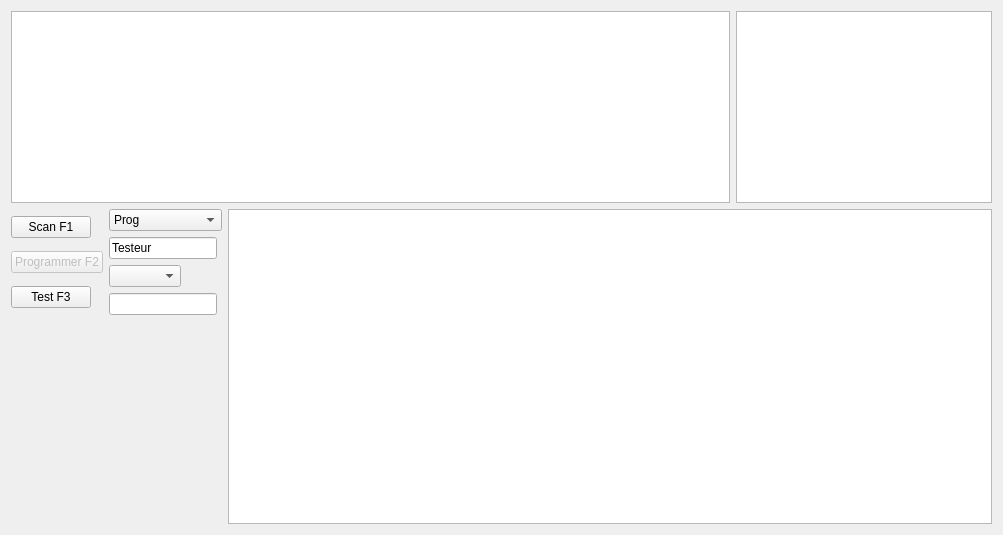
First picture: the form in IHM/testcable.ui, repository Narco360/TestCABLE, before the edit.
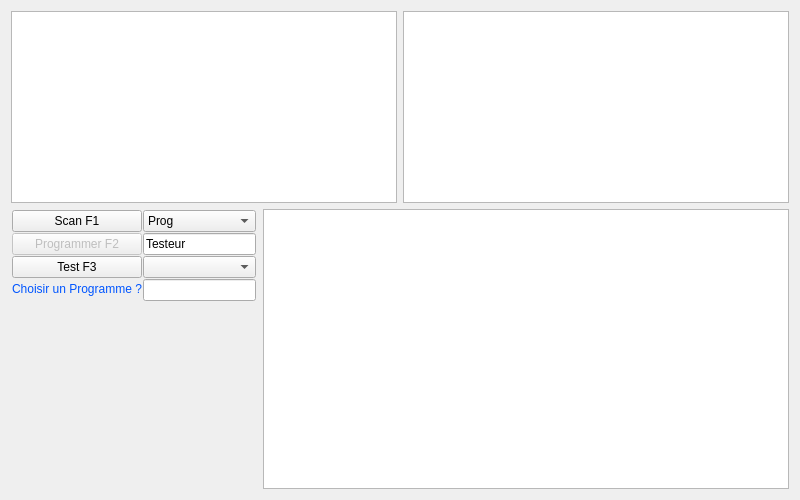
Second picture: the form after the edit. Custom widgets are drawn as their Qt base class.

```diff
--- a/IHM/testcable.ui
+++ b/IHM/testcable.ui
@@ -6,8 +6,8 @@
    <rect>
     <x>0</x>
     <y>0</y>
-    <width>1003</width>
-    <height>535</height>
+    <width>800</width>
+    <height>500</height>
    </rect>
   </property>
   <property name="sizePolicy">
@@ -18,8 +18,8 @@
   </property>
   <property name="minimumSize">
    <size>
-    <width>500</width>
-    <height>300</height>
+    <width>800</width>
+    <height>500</height>
    </size>
   </property>
   <property name="sizeIncrement">
@@ -38,7 +38,7 @@
    <string>TestCable</string>
   </property>
   <layout class="QGridLayout" name="gridLayout">
-   <item row="0" column="0" colspan="3">
+   <item row="0" column="0" colspan="2">
     <layout class="QHBoxLayout" name="horizontalLayout">
      <item>
       <widget class="QTableView" name="tbvDevices">
@@ -59,7 +59,7 @@
      <item>
       <widget class="QTableView" name="tableView_2">
        <property name="sizePolicy">
-        <sizepolicy hsizetype="Fixed" vsizetype="Fixed">
+        <sizepolicy hsizetype="MinimumExpanding" vsizetype="Fixed">
          <horstretch>0</horstretch>
          <verstretch>0</verstretch>
         </sizepolicy>
@@ -92,8 +92,31 @@
      </item>
     </layout>
    </item>
-   <item row="1" column="0" colspan="2">
+   <item row="1" column="0">
+    <layout class="QVBoxLayout" name="verticalLayout" stretch="1">
+     <property name="spacing">
+      <number>1</number>
+     </property>
+     <property name="sizeConstraint">
+      <enum>QLayout::SetFixedSize</enum>
+     </property>
+     <property name="leftMargin">
+      <number>1</number>
+     </property>
+     <property name="topMargin">
+      <number>1</number>
+     </property>
+     <property name="rightMargin">
+      <number>1</number>
+     </property>
+     <property name="bottomMargin">
+      <number>1</number>
+     </property>
+     <item>
     <layout class="QHBoxLayout" name="horizontalLayout_3">
+       <property name="sizeConstraint">
+        <enum>QLayout::SetMinimumSize</enum>
+       </property>
      <item>
       <layout class="QVBoxLayout" name="verticalLayout_6">
        <property name="sizeConstraint">
@@ -102,7 +125,7 @@
        <item>
         <widget class="QPushButton" name="pbuScan">
          <property name="sizePolicy">
-          <sizepolicy hsizetype="Fixed" vsizetype="Fixed">
+            <sizepolicy hsizetype="Expanding" vsizetype="Fixed">
            <horstretch>0</horstretch>
            <verstretch>0</verstretch>
           </sizepolicy>
@@ -118,7 +141,7 @@
           <bool>false</bool>
          </property>
          <property name="sizePolicy">
-          <sizepolicy hsizetype="Fixed" vsizetype="Fixed">
+            <sizepolicy hsizetype="Expanding" vsizetype="Fixed">
            <horstretch>0</horstretch>
            <verstretch>0</verstretch>
           </sizepolicy>
@@ -131,7 +154,7 @@
        <item>
         <widget class="QPushButton" name="pbuTest">
          <property name="sizePolicy">
-          <sizepolicy hsizetype="Fixed" vsizetype="Fixed">
+            <sizepolicy hsizetype="Expanding" vsizetype="Fixed">
            <horstretch>0</horstretch>
            <verstretch>0</verstretch>
           </sizepolicy>
@@ -141,6 +164,34 @@
          </property>
         </widget>
        </item>
+         <item>
+          <widget class="ClicableLabel" name="clblAide">
+           <property name="sizePolicy">
+            <sizepolicy hsizetype="Minimum" vsizetype="Ignored">
+             <horstretch>0</horstretch>
+             <verstretch>0</verstretch>
+            </sizepolicy>
+           </property>
+           <property name="minimumSize">
+            <size>
+             <width>0</width>
+             <height>15</height>
+            </size>
+           </property>
+           <property name="maximumSize">
+            <size>
+             <width>16777215</width>
+             <height>20</height>
+            </size>
+           </property>
+           <property name="text">
+            <string>&lt;html&gt;&lt;head/&gt;&lt;body&gt;&lt;p&gt;&lt;span style=&quot; color:#0055ff;&quot;&gt;Choisir un Programme ?&lt;/span&gt;&lt;/p&gt;&lt;/body&gt;&lt;/html&gt;</string>
+           </property>
+           <property name="alignment">
+            <set>Qt::AlignCenter</set>
+           </property>
+          </widget>
+         </item>
       </layout>
      </item>
      <item>
@@ -151,7 +202,7 @@
        <item>
         <widget class="QComboBox" name="cboProg">
          <property name="sizePolicy">
-          <sizepolicy hsizetype="Fixed" vsizetype="Fixed">
+            <sizepolicy hsizetype="Expanding" vsizetype="Fixed">
            <horstretch>0</horstretch>
            <verstretch>0</verstretch>
           </sizepolicy>
@@ -171,7 +222,7 @@
        <item>
         <widget class="QLineEdit" name="lneTesteur">
          <property name="sizePolicy">
-          <sizepolicy hsizetype="Fixed" vsizetype="Fixed">
+            <sizepolicy hsizetype="Expanding" vsizetype="Fixed">
            <horstretch>0</horstretch>
            <verstretch>0</verstretch>
           </sizepolicy>
@@ -184,7 +235,7 @@
        <item>
         <widget class="QComboBox" name="cboClient">
          <property name="sizePolicy">
-          <sizepolicy hsizetype="Fixed" vsizetype="Fixed">
+            <sizepolicy hsizetype="Expanding" vsizetype="Fixed">
            <horstretch>0</horstretch>
            <verstretch>0</verstretch>
           </sizepolicy>
@@ -194,7 +245,7 @@
        <item>
         <widget class="QLineEdit" name="lneDate">
          <property name="sizePolicy">
-          <sizepolicy hsizetype="Fixed" vsizetype="Fixed">
+            <sizepolicy hsizetype="Expanding" vsizetype="Fixed">
            <horstretch>0</horstretch>
            <verstretch>0</verstretch>
           </sizepolicy>
@@ -205,23 +256,9 @@
      </item>
     </layout>
    </item>
-   <item row="1" column="2" rowspan="2">
-    <widget class="QTableView" name="tableView_3">
-     <property name="sizePolicy">
-      <sizepolicy hsizetype="Expanding" vsizetype="Expanding">
-       <horstretch>1</horstretch>
-       <verstretch>1</verstretch>
-      </sizepolicy>
-     </property>
-     <property name="maximumSize">
-      <size>
-       <width>16777215</width>
-       <height>16777215</height>
-      </size>
-     </property>
-    </widget>
+    </layout>
    </item>
-   <item row="2" column="0" colspan="2">
+   <item row="2" column="0">
     <spacer name="verticalSpacer">
      <property name="orientation">
       <enum>Qt::Vertical</enum>
@@ -234,8 +271,31 @@
      </property>
     </spacer>
    </item>
+   <item row="1" column="1" rowspan="2">
+    <widget class="QTableView" name="tbvBdd">
+     <property name="sizePolicy">
+      <sizepolicy hsizetype="Expanding" vsizetype="Expanding">
+       <horstretch>1</horstretch>
+       <verstretch>1</verstretch>
+      </sizepolicy>
+     </property>
+     <property name="maximumSize">
+      <size>
+       <width>16777215</width>
+       <height>16777215</height>
+      </size>
+     </property>
+    </widget>
+   </item>
   </layout>
  </widget>
+ <customwidgets>
+  <customwidget>
+   <class>ClicableLabel</class>
+   <extends>QLabel</extends>
+   <header>clicablelabel.h</header>
+  </customwidget>
+ </customwidgets>
  <resources/>
  <connections/>
 </ui>
```
Lines whose indentation alone changed are shown as unchanged.
